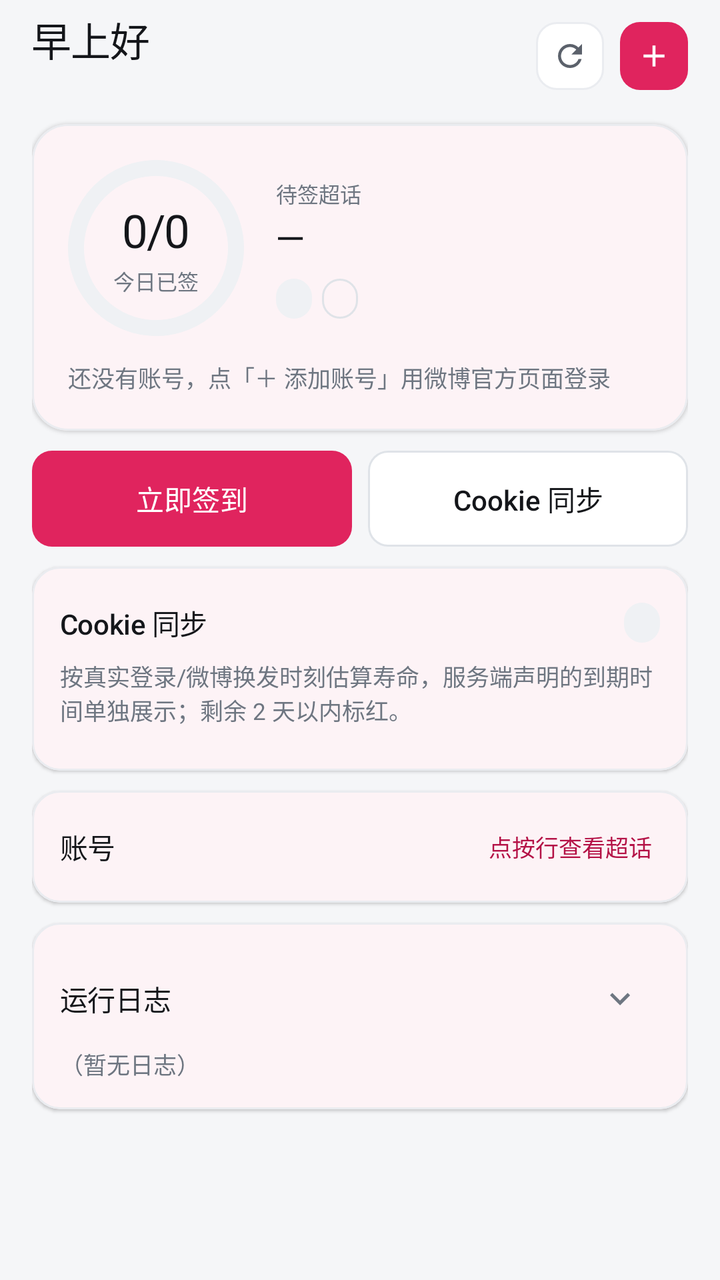
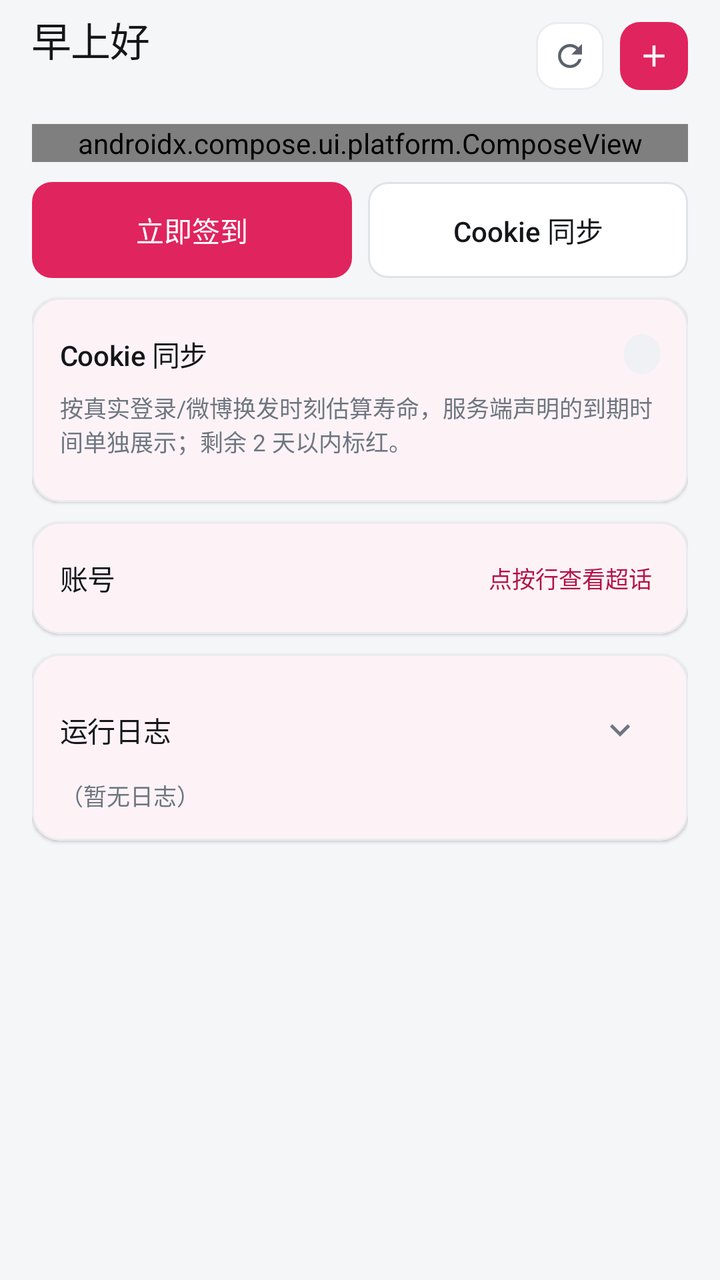

Before-and-after screenshots of an Android layout around one commit, followed by the original layout XML and the change that was made.
<!-- AndroidManifest.xml: application theme Theme.Wcm -->
<!-- res/layout/fragment_home.xml -->
<?xml version="1.0" encoding="utf-8"?>
<ScrollView xmlns:android="http://schemas.android.com/apk/res/android"
    xmlns:app="http://schemas.android.com/apk/res-auto"
    xmlns:tools="http://schemas.android.com/tools"
    android:layout_width="match_parent"
    android:layout_height="match_parent"
    android:fillViewport="true"
    android:scrollbars="none">

    <LinearLayout style="@style/Widget.Wcm.Page">

        
        <LinearLayout style="@style/Widget.Wcm.AppBar">

            <LinearLayout
                android:layout_width="0dp"
                android:layout_height="wrap_content"
                android:layout_weight="1"
                android:orientation="vertical">

                <TextView
                    android:id="@+id/tvGreeting"
                    style="@style/Widget.Wcm.Text.Display"
                    android:text="@string/greeting_morning" />

                <TextView
                    android:id="@+id/tvToday"
                    style="@style/Widget.Wcm.Text.Hint"
                    android:layout_marginTop="1dp" />
            </LinearLayout>

            
            <ImageButton
                android:id="@+id/btnRefreshTopics"
                style="@style/Widget.Wcm.IconButton"
                android:contentDescription="@string/btn_refresh_topics"
                android:src="@drawable/ic_refresh"
                app:tint="@color/ink_2" />

            
            <ImageButton
                android:id="@+id/btnAdd"
                style="@style/Widget.Wcm.IconButton"
                android:layout_marginStart="@dimen/sp_2"
                android:background="@drawable/bg_icon_button_brand"
                android:contentDescription="@string/cd_add_account"
                android:src="@drawable/ic_add"
                app:tint="@color/brand_on" />
        </LinearLayout>

        
        <com.google.android.material.card.MaterialCardView
            android:id="@+id/heroCard"
            style="@style/Widget.Wcm.Card.Hero"
            android:clickable="true"
            android:focusable="true"
            android:contentDescription="@string/nav_topics">

            <LinearLayout
                style="@style/Widget.Wcm.CardContent.Hero"
                android:orientation="vertical">

                
                <LinearLayout
                    android:layout_width="match_parent"
                    android:layout_height="wrap_content"
                    android:baselineAligned="false"
                    android:gravity="center_vertical"
                    android:orientation="horizontal">

                    
                    <FrameLayout
                        android:layout_width="@dimen/ring_size"
                        android:layout_height="@dimen/ring_size">

                        <com.google.android.material.progressindicator.CircularProgressIndicator
                            android:id="@+id/ringProgress"
                            android:layout_width="match_parent"
                            android:layout_height="match_parent"
                            android:layout_gravity="center"
                            android:indeterminate="false"
                            android:max="100"
                            android:progress="0"
                            app:indicatorColor="@color/brand"
                            app:indicatorDirectionCircular="clockwise"
                            app:indicatorSize="@dimen/ring_size"
                            app:trackColor="@color/surface_3"
                            app:trackCornerRadius="4dp"
                            app:trackThickness="@dimen/ring_thickness" />

                        <LinearLayout
                            android:layout_width="wrap_content"
                            android:layout_height="wrap_content"
                            android:layout_gravity="center"
                            android:gravity="center"
                            android:orientation="vertical">

                            <TextView
                                android:id="@+id/tvRingValue"
                                style="@style/Widget.Wcm.Text.Metric"
                                android:textAppearance="@style/TextAppearance.Wcm.MetricHero"
                                android:text="@string/home_ring_value_empty" />

                            <TextView
                                style="@style/Widget.Wcm.Text.Cap"
                                android:layout_marginTop="2dp"
                                android:text="@string/home_ring_label" />
                        </LinearLayout>
                    </FrameLayout>

                    <LinearLayout
                        android:layout_width="0dp"
                        android:layout_height="wrap_content"
                        android:layout_marginStart="@dimen/sp_4"
                        android:layout_weight="1"
                        android:orientation="vertical">

                        <TextView
                            style="@style/Widget.Wcm.Text.Cap"
                            android:text="@string/home_pending_label" />

                        <TextView
                            android:id="@+id/tvPendingMetric"
                            style="@style/Widget.Wcm.Text.Metric"
                            android:layout_marginTop="1dp"
                            android:text="@string/home_metric_empty" />

                        <LinearLayout
                            android:layout_width="match_parent"
                            android:layout_height="wrap_content"
                            android:layout_marginTop="@dimen/sp_2"
                            android:orientation="horizontal">

                            <TextView
                                android:id="@+id/tvPillAccounts"
                                style="@style/Widget.Wcm.Pill.Neutral"
                                android:layout_height="@dimen/pill_height_sm"
                                android:textSize="11sp" />

                            <TextView
                                android:id="@+id/tvPillPanel"
                                style="@style/Widget.Wcm.Pill.Line"
                                android:layout_height="@dimen/pill_height_sm"
                                android:layout_marginStart="@dimen/pill_gap"
                                android:textSize="11sp" />
                        </LinearLayout>
                    </LinearLayout>
                </LinearLayout>

                
                <TextView
                    android:id="@+id/tvSummary"
                    style="@style/Widget.Wcm.Text.Hint"
                    android:layout_marginTop="@dimen/sp_3"
                    android:text="@string/home_summary_empty" />
            </LinearLayout>
        </com.google.android.material.card.MaterialCardView>

        
        <LinearLayout
            android:id="@+id/actionRow"
            android:layout_width="match_parent"
            android:layout_height="wrap_content"
            android:layout_marginTop="@dimen/card_gap"
            android:baselineAligned="false"
            android:orientation="horizontal">

            <com.google.android.material.button.MaterialButton
                android:id="@+id/btnCheckin"
                style="@style/Widget.Wcm.Button.Primary.Large"
                android:layout_width="0dp"
                android:layout_weight="1"
                android:text="@string/btn_checkin" />

            <com.google.android.material.button.MaterialButton
                android:id="@+id/btnSync"
                style="@style/Widget.Wcm.Button.Secondary.Large"
                android:layout_width="0dp"
                android:layout_marginStart="@dimen/sp_2"
                android:layout_weight="1"
                android:text="@string/btn_sync" />
        </LinearLayout>

        
        <com.google.android.material.card.MaterialCardView
            android:id="@+id/syncCard"
            style="@style/Widget.Wcm.Card">

            <LinearLayout style="@style/Widget.Wcm.CardContent">

                <LinearLayout style="@style/Widget.Wcm.CardHead">

                    <TextView
                        android:id="@+id/tvSyncTitle"
                        style="@style/Widget.Wcm.Text.SectionTitle"
                        android:layout_width="0dp"
                        android:layout_weight="1"
                        android:text="@string/sync_card_title" />

                    <TextView
                        android:id="@+id/tvSyncPill"
                        style="@style/Widget.Wcm.Pill.Neutral"
                        android:layout_height="@dimen/pill_height_sm"
                        android:textSize="11sp" />
                </LinearLayout>

                <TextView
                    android:id="@+id/tvSyncHint"
                    style="@style/Widget.Wcm.Text.Hint"
                    android:layout_marginTop="@dimen/sp_1"
                    android:text="@string/sync_card_hint" />

                <LinearLayout
                    android:id="@+id/cookieList"
                    android:layout_width="match_parent"
                    android:layout_height="wrap_content"
                    android:layout_marginTop="@dimen/sp_2"
                    android:orientation="vertical" />

                <TextView
                    android:id="@+id/tvSyncConfig"
                    style="@style/Widget.Wcm.Text.Link"
                    android:layout_marginTop="@dimen/sp_2"
                    android:text="@string/sync_card_config"
                    android:visibility="gone" />
            </LinearLayout>
        </com.google.android.material.card.MaterialCardView>

        
        <com.google.android.material.card.MaterialCardView
            style="@style/Widget.Wcm.Card">

            <LinearLayout style="@style/Widget.Wcm.CardContent">

                <LinearLayout style="@style/Widget.Wcm.CardHead">

                    <TextView
                        android:id="@+id/tvAccountsTitle"
                        style="@style/Widget.Wcm.Text.SectionTitle"
                        android:layout_width="0dp"
                        android:layout_weight="1"
                        android:text="@string/accounts_label" />

                    <TextView
                        style="@style/Widget.Wcm.Text.Link"
                        android:text="@string/home_row_hint_short" />
                </LinearLayout>

                <LinearLayout
                    android:id="@+id/accountList"
                    android:layout_width="match_parent"
                    android:layout_height="wrap_content"
                    android:orientation="vertical" />
            </LinearLayout>
        </com.google.android.material.card.MaterialCardView>

        
        <com.google.android.material.card.MaterialCardView
            style="@style/Widget.Wcm.Card">

            <LinearLayout style="@style/Widget.Wcm.CardContent">

                <LinearLayout
                    android:id="@+id/logHeader"
                    style="@style/Widget.Wcm.LogHeader"
                    android:contentDescription="@string/cd_log_collapsed">

                    <TextView
                        style="@style/Widget.Wcm.Text.SectionTitle"
                        android:layout_width="0dp"
                        android:layout_weight="1"
                        android:text="@string/log_label" />

                    <ImageButton
                        android:id="@+id/btnLogToggle"
                        style="@style/Widget.Wcm.IconButton.Row"
                        android:clickable="false"
                        android:focusable="false"
                        android:importantForAccessibility="no"
                        android:src="@drawable/ic_expand_more"
                        app:tint="@color/ink_3" />
                </LinearLayout>

                <TextView
                    android:id="@+id/tvLogSummary"
                    style="@style/Widget.Wcm.Text.Hint.SingleLine"
                    android:text="@string/log_empty" />

                
                <ScrollView
                    android:id="@+id/logScroll"
                    style="@style/Widget.Wcm.LogScroll"
                    android:visibility="gone"
                    tools:ignore="NestedScrolling">

                    <TextView
                        android:id="@+id/logView"
                        style="@style/Widget.Wcm.Text.Log"
                        android:text="@string/log_empty" />
                </ScrollView>
            </LinearLayout>
        </com.google.android.material.card.MaterialCardView>
    </LinearLayout>
</ScrollView>
<!-- resources referenced by this layout -->
<resources>
  <color name="brand">#E0245E</color>
  <color name="brand_on">#FFFFFF</color>
  <color name="ink_2">#5B616B</color>
  <color name="ink_3">#6E7681</color>
  <dimen name="card_gap">10dp</dimen>
  <dimen name="pill_gap">5dp</dimen>
  <dimen name="ring_size">88dp</dimen>
  <dimen name="ring_thickness">8dp</dimen>
  <dimen name="sp_1">4dp</dimen>
  <dimen name="sp_2">8dp</dimen>
  <dimen name="sp_3">12dp</dimen>
  <dimen name="sp_4">16dp</dimen>
  <string name="home_metric_empty">—</string>
  <string name="home_pending_label">待签超话</string>
  <string name="home_ring_label">今日已签</string>
  <string name="home_ring_value_empty">0/0</string>
  <string name="home_summary_empty">还没有账号，点「＋ 添加账号」用微博官方页面登录</string>
  <string name="log_label">运行日志</string>
  <string name="nav_topics">超话</string>
  <style name="TextAppearance.Wcm.MetricHero" parent="TextAppearance.Wcm.Metric">
          <item name="android:textSize">23sp</item>
          <item name="android:letterSpacing">-0.03</item>
      </style>
  <style name="Widget.Wcm.Card.Hero" parent="Widget.Wcm.Card">
          <item name="cardCornerRadius">@dimen/card_radius_hero</item>
      </style>
  <style name="Widget.Wcm.CardContent.Hero" parent="Widget.Wcm.CardContent">
          <item name="android:padding">@dimen/card_padding_hero</item>
      </style>
  <style name="Widget.Wcm.Pill.Line" parent="Widget.Wcm.Pill">
          <item name="android:background">@drawable/bg_pill_line</item>
          <item name="android:textColor">@color/ink_2</item>
      </style>
  <style name="Widget.Wcm.Text.Cap" parent="">
          <item name="android:layout_width">wrap_content</item>
          <item name="android:layout_height">wrap_content</item>
          <item name="android:textAppearance">@style/TextAppearance.Wcm.Cap</item>
          <item name="android:textColor">@color/ink_3</item>
      </style>
  <style name="Widget.Wcm.Text.Metric" parent="">
          <item name="android:layout_width">wrap_content</item>
          <item name="android:layout_height">wrap_content</item>
          <item name="android:textAppearance">@style/TextAppearance.Wcm.Metric</item>
          <item name="android:textColor">@color/ink</item>
      </style>
  <dimen name="radius_s">10dp</dimen>
  <style name="TextAppearance.Wcm.Metric" parent="TextAppearance.Material3.HeadlineSmall">
          <item name="android:textSize">19sp</item>
          <item name="android:fontFamily">sans-serif-medium</item>
          <item name="android:letterSpacing">-0.02</item>
          <item name="android:lineSpacingMultiplier">1.2</item>
          <item name="android:fontFeatureSettings">tnum</item>
          <item name="android:textColor">@color/ink</item>
      </style>
  <dimen name="touch_min">48dp</dimen>
  <dimen name="card_radius">14dp</dimen>
  <color name="surface">#FFFFFF</color>
  <color name="line">#EAECF0</color>
  <dimen name="card_radius_hero">18dp</dimen>
  <dimen name="card_padding_hero">18dp</dimen>
  <!-- drawable bg_pill_line (drawable) -->
  <?xml version="1.0" encoding="utf-8"?>
  <shape xmlns:android="http://schemas.android.com/apk/res/android"
      android:shape="rectangle">
      <solid android:color="@android:color/transparent" />
      <stroke android:width="1dp" android:color="@color/line_2" />
      <corners android:radius="@dimen/radius_full" />
  </shape>
  <style name="TextAppearance.Wcm.Cap" parent="TextAppearance.Material3.LabelSmall">
          <item name="android:textSize">10.5sp</item>
          <item name="android:fontFamily">sans-serif</item>
          <item name="android:letterSpacing">0</item>
          <item name="android:lineSpacingMultiplier">1.3</item>
          <item name="android:textColor">@color/ink_3</item>
      </style>
  <color name="ink">#14161A</color>
  <color name="bg">#F5F6F8</color>
  <color name="line_2">#DFE3E8</color>
  <color name="danger">#B42318</color>
  <dimen name="btn_height">44dp</dimen>
  <dimen name="pill_height">23dp</dimen>
  <dimen name="radius_m">14dp</dimen>
  <dimen name="radius_l">18dp</dimen>
  <dimen name="radius_xl">24dp</dimen>
  <!-- unchanged entries left out for length: 73 -->
</resources>

<!-- the commit's change to res/layout/fragment_home.xml (unified diff, before → after) -->
@@ -49,112 +49,11 @@
         </LinearLayout>
 
         
-        <com.google.android.material.card.MaterialCardView
-            android:id="@+id/heroCard"
-            style="@style/Widget.Wcm.Card.Hero"
-            android:clickable="true"
-            android:focusable="true"
-            android:contentDescription="@string/nav_topics">
-
-            <LinearLayout
-                style="@style/Widget.Wcm.CardContent.Hero"
-                android:orientation="vertical">
-
-                
-                <LinearLayout
-                    android:layout_width="match_parent"
-                    android:layout_height="wrap_content"
-                    android:baselineAligned="false"
-                    android:gravity="center_vertical"
-                    android:orientation="horizontal">
-
-                    
-                    <FrameLayout
-                        android:layout_width="@dimen/ring_size"
-                        android:layout_height="@dimen/ring_size">
-
-                        <com.google.android.material.progressindicator.CircularProgressIndicator
-                            android:id="@+id/ringProgress"
-                            android:layout_width="match_parent"
-                            android:layout_height="match_parent"
-                            android:layout_gravity="center"
-                            android:indeterminate="false"
-                            android:max="100"
-                            android:progress="0"
-                            app:indicatorColor="@color/brand"
-                            app:indicatorDirectionCircular="clockwise"
-                            app:indicatorSize="@dimen/ring_size"
-                            app:trackColor="@color/surface_3"
-                            app:trackCornerRadius="4dp"
-                            app:trackThickness="@dimen/ring_thickness" />
-
-                        <LinearLayout
-                            android:layout_width="wrap_content"
-                            android:layout_height="wrap_content"
-                            android:layout_gravity="center"
-                            android:gravity="center"
-                            android:orientation="vertical">
-
-                            <TextView
-                                android:id="@+id/tvRingValue"
-                                style="@style/Widget.Wcm.Text.Metric"
-                                android:textAppearance="@style/TextAppearance.Wcm.MetricHero"
-                                android:text="@string/home_ring_value_empty" />
-
-                            <TextView
-                                style="@style/Widget.Wcm.Text.Cap"
-                                android:layout_marginTop="2dp"
-                                android:text="@string/home_ring_label" />
-                        </LinearLayout>
-                    </FrameLayout>
-
-                    <LinearLayout
-                        android:layout_width="0dp"
-                        android:layout_height="wrap_content"
-                        android:layout_marginStart="@dimen/sp_4"
-                        android:layout_weight="1"
-                        android:orientation="vertical">
-
-                        <TextView
-                            style="@style/Widget.Wcm.Text.Cap"
-                            android:text="@string/home_pending_label" />
-
-                        <TextView
-                            android:id="@+id/tvPendingMetric"
-                            style="@style/Widget.Wcm.Text.Metric"
-                            android:layout_marginTop="1dp"
-                            android:text="@string/home_metric_empty" />
-
-                        <LinearLayout
-                            android:layout_width="match_parent"
-                            android:layout_height="wrap_content"
-                            android:layout_marginTop="@dimen/sp_2"
-                            android:orientation="horizontal">
-
-                            <TextView
-                                android:id="@+id/tvPillAccounts"
-                                style="@style/Widget.Wcm.Pill.Neutral"
-                                android:layout_height="@dimen/pill_height_sm"
-                                android:textSize="11sp" />
-
-                            <TextView
-                                android:id="@+id/tvPillPanel"
-                                style="@style/Widget.Wcm.Pill.Line"
-                                android:layout_height="@dimen/pill_height_sm"
-                                android:layout_marginStart="@dimen/pill_gap"
-                                android:textSize="11sp" />
-                        </LinearLayout>
-                    </LinearLayout>
-                </LinearLayout>
-
-                
-                <TextView
-                    android:id="@+id/tvSummary"
-                    style="@style/Widget.Wcm.Text.Hint"
-                    android:layout_marginTop="@dimen/sp_3"
-                    android:text="@string/home_summary_empty" />
-            </LinearLayout>
-        </com.google.android.material.card.MaterialCardView>
+        <androidx.compose.ui.platform.ComposeView
+            android:id="@+id/heroCompose"
+            android:layout_width="match_parent"
+            android:layout_height="wrap_content"
+            android:layout_marginTop="@dimen/card_gap" />
 
         
         <LinearLayout
<!-- resource entries referenced after the edit -->
@@ -5,76 +5,15 @@
   <color name="ink_2">#5B616B</color>
   <color name="ink_3">#6E7681</color>
   <dimen name="card_gap">10dp</dimen>
-  <dimen name="pill_gap">5dp</dimen>
-  <dimen name="ring_size">88dp</dimen>
-  <dimen name="ring_thickness">8dp</dimen>
   <dimen name="sp_1">4dp</dimen>
   <dimen name="sp_2">8dp</dimen>
   <dimen name="sp_3">12dp</dimen>
-  <dimen name="sp_4">16dp</dimen>
-  <string name="home_metric_empty">—</string>
-  <string name="home_pending_label">待签超话</string>
-  <string name="home_ring_label">今日已签</string>
-  <string name="home_ring_value_empty">0/0</string>
-  <string name="home_summary_empty">还没有账号，点「＋ 添加账号」用微博官方页面登录</string>
   <string name="log_label">运行日志</string>
-  <string name="nav_topics">超话</string>
-  <style name="TextAppearance.Wcm.MetricHero" parent="TextAppearance.Wcm.Metric">
-          <item name="android:textSize">23sp</item>
-          <item name="android:letterSpacing">-0.03</item>
-      </style>
-  <style name="Widget.Wcm.Card.Hero" parent="Widget.Wcm.Card">
-          <item name="cardCornerRadius">@dimen/card_radius_hero</item>
-      </style>
-  <style name="Widget.Wcm.CardContent.Hero" parent="Widget.Wcm.CardContent">
-          <item name="android:padding">@dimen/card_padding_hero</item>
-      </style>
-  <style name="Widget.Wcm.Pill.Line" parent="Widget.Wcm.Pill">
-          <item name="android:background">@drawable/bg_pill_line</item>
-          <item name="android:textColor">@color/ink_2</item>
-      </style>
-  <style name="Widget.Wcm.Text.Cap" parent="">
-          <item name="android:layout_width">wrap_content</item>
-          <item name="android:layout_height">wrap_content</item>
-          <item name="android:textAppearance">@style/TextAppearance.Wcm.Cap</item>
-          <item name="android:textColor">@color/ink_3</item>
-      </style>
-  <style name="Widget.Wcm.Text.Metric" parent="">
-          <item name="android:layout_width">wrap_content</item>
-          <item name="android:layout_height">wrap_content</item>
-          <item name="android:textAppearance">@style/TextAppearance.Wcm.Metric</item>
-          <item name="android:textColor">@color/ink</item>
-      </style>
   <dimen name="radius_s">10dp</dimen>
-  <style name="TextAppearance.Wcm.Metric" parent="TextAppearance.Material3.HeadlineSmall">
-          <item name="android:textSize">19sp</item>
-          <item name="android:fontFamily">sans-serif-medium</item>
-          <item name="android:letterSpacing">-0.02</item>
-          <item name="android:lineSpacingMultiplier">1.2</item>
-          <item name="android:fontFeatureSettings">tnum</item>
-          <item name="android:textColor">@color/ink</item>
-      </style>
   <dimen name="touch_min">48dp</dimen>
   <dimen name="card_radius">14dp</dimen>
   <color name="surface">#FFFFFF</color>
   <color name="line">#EAECF0</color>
-  <dimen name="card_radius_hero">18dp</dimen>
-  <dimen name="card_padding_hero">18dp</dimen>
-  <!-- drawable bg_pill_line (drawable) -->
-  <?xml version="1.0" encoding="utf-8"?>
-  <shape xmlns:android="http://schemas.android.com/apk/res/android"
-      android:shape="rectangle">
-      <solid android:color="@android:color/transparent" />
-      <stroke android:width="1dp" android:color="@color/line_2" />
-      <corners android:radius="@dimen/radius_full" />
-  </shape>
-  <style name="TextAppearance.Wcm.Cap" parent="TextAppearance.Material3.LabelSmall">
-          <item name="android:textSize">10.5sp</item>
-          <item name="android:fontFamily">sans-serif</item>
-          <item name="android:letterSpacing">0</item>
-          <item name="android:lineSpacingMultiplier">1.3</item>
-          <item name="android:textColor">@color/ink_3</item>
-      </style>
   <color name="ink">#14161A</color>
   <color name="bg">#F5F6F8</color>
   <color name="line_2">#DFE3E8</color>
